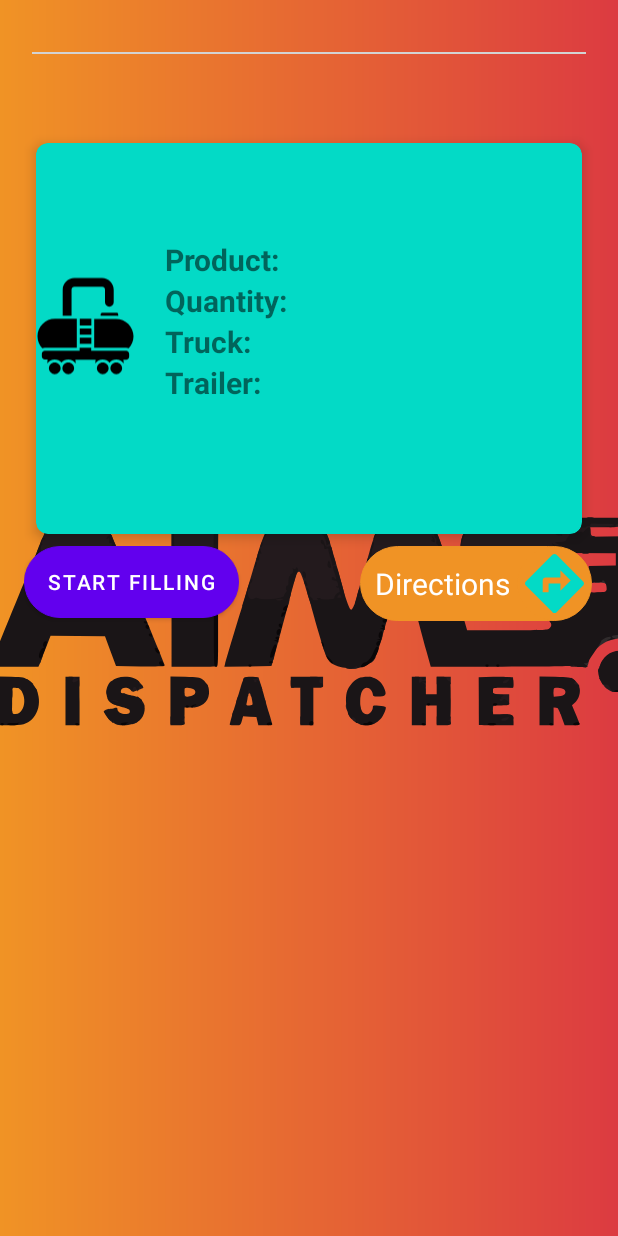
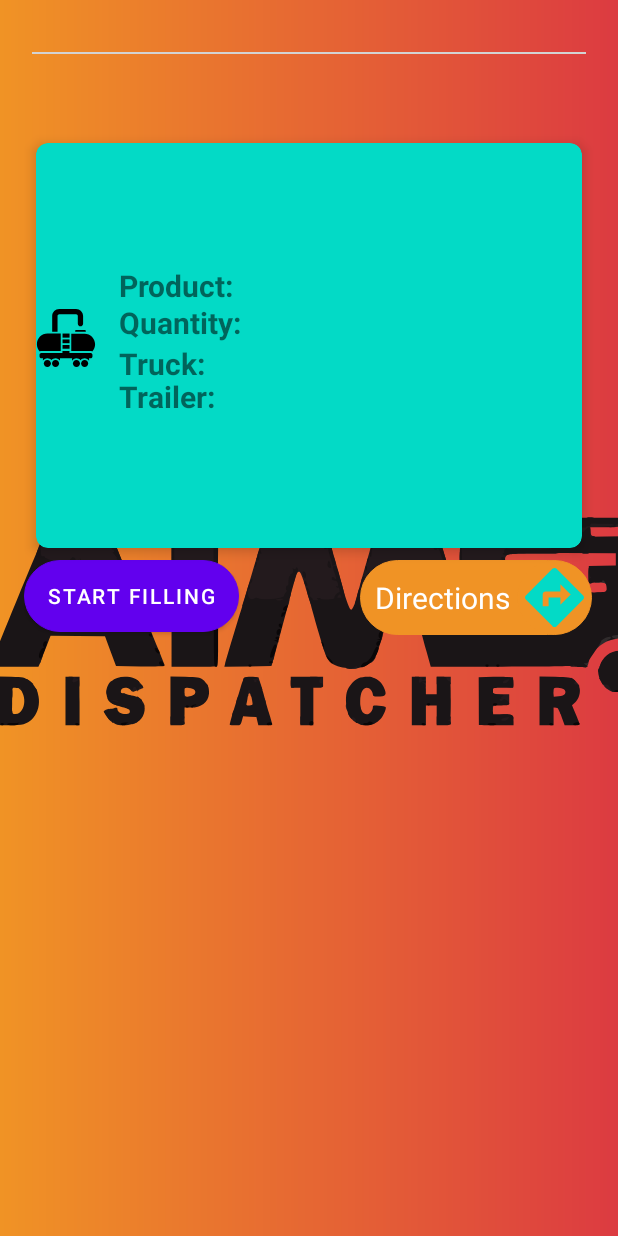
Before and after one commit to kripanepal/AIMS, an Android app: the layout fragment_delivery_ongoing.xml on its own in the app's theme, with its tools: preview values and no code run, on a phone screen of 412 x 824 dp. Run offline under Robolectric (Android 15) with nearby library versions, the light colour scheme and no system bars.

Commit message:
UI changes

```diff
--- a/app/src/main/res/drawable/ic_site.xml
+++ b/app/src/main/res/drawable/ic_site.xml
@@ -1,6 +1,6 @@
 <vector xmlns:android="http://schemas.android.com/apk/res/android"
-    android:width="66dp"
-    android:height="82.5dp"
+    android:width="40dp"
+    android:height="50dp"
     android:viewportWidth="64"
     android:viewportHeight="64">
   <path
--- a/app/src/main/res/drawable/ic_source.xml
+++ b/app/src/main/res/drawable/ic_source.xml
@@ -1,6 +1,6 @@
 <vector xmlns:android="http://schemas.android.com/apk/res/android"
-    android:width="66dp"
-    android:height="82.5dp"
+    android:width="40dp"
+    android:height="50dp"
     android:viewportWidth="66"
     android:viewportHeight="82.5">
   <path
--- a/app/src/main/res/layout/source_or_site_info.xml
+++ b/app/src/main/res/layout/source_or_site_info.xml
@@ -13,7 +13,7 @@
         android:layout_height="wrap_content"
         android:fontFamily="sans-serif-black"
         android:textColor="@color/Aims_Orange"
-        android:textSize="23sp"
+        android:textSize="23dp"
         android:layout_marginLeft="10dp"
         android:textStyle="bold"
         app:layout_constrainedWidth="true"
@@ -24,13 +24,17 @@
 
 
     <TextView
-        android:layout_marginLeft="10dp"
+        android:layout_marginLeft="5dp"
         android:id="@+id/address"
         android:layout_width="wrap_content"
         android:layout_height="wrap_content"
-        android:fontFamily="sans-serif"
+        android:fontFamily="sans-serif-smallcaps"
         android:textSize="@dimen/description_text_size"
+        android:textColor="@color/Aims_light_orange"
+
         android:textStyle="bold"
+        android:paddingBottom="20dp"
+
         app:layout_constrainedWidth="true"
         app:layout_constraintEnd_toEndOf="parent"
         app:layout_constraintHorizontal_bias="0.00"
@@ -45,7 +49,7 @@
         android:layout_height="wrap_content"
         android:text="Product: "
         android:textSize="@dimen/description_text_size"
-        android:layout_marginLeft="10dp"
+        android:layout_marginLeft="5dp"
         android:textStyle="bold"
         app:layout_constraintStart_toStartOf="parent"
         app:layout_constraintTop_toBottomOf="@id/address" />
@@ -56,6 +60,7 @@
         android:layout_height="wrap_content"
         android:layout_marginStart="5dp"
         android:textSize="@dimen/description_text_size"
+        android:fontFamily="sans-serif-smallcaps"
         app:layout_constrainedWidth="true"
         app:layout_constraintBottom_toTopOf="@+id/product_qty"
         app:layout_constraintEnd_toEndOf="parent"
@@ -65,7 +70,7 @@
         tool:text="RE687 Gasoline" />
 
     <TextView
-        android:layout_marginLeft="10dp"
+        android:layout_marginLeft="5dp"
         android:id="@+id/product_qty_container"
         android:layout_width="wrap_content"
         android:layout_height="wrap_content"
@@ -80,6 +85,7 @@
         android:layout_width="wrap_content"
         android:layout_height="wrap_content"
         android:textSize="@dimen/description_text_size"
+        android:fontFamily="sans-serif-smallcaps"
         app:layout_constrainedWidth="true"
         app:layout_constraintEnd_toEndOf="parent"
         app:layout_constraintHorizontal_bias="0.03"
@@ -90,7 +96,7 @@
 
 
     <TextView
-        android:layout_marginLeft="10dp"
+        android:layout_marginLeft="5dp"
         android:id="@+id/truck_container"
         android:layout_width="wrap_content"
         android:layout_height="wrap_content"
@@ -105,6 +111,7 @@
         android:layout_width="wrap_content"
         android:layout_height="wrap_content"
         android:textSize="@dimen/description_text_size"
+        android:fontFamily="sans-serif-smallcaps"
         app:layout_constrainedWidth="true"
         app:layout_constraintEnd_toEndOf="parent"
         app:layout_constraintHorizontal_bias="0.03"
@@ -113,7 +120,7 @@
         tool:text="1000 GL" />
 
     <TextView
-        android:layout_marginLeft="10dp"
+        android:layout_marginLeft="5dp"
         android:id="@+id/trailer_container"
         android:layout_width="wrap_content"
         android:layout_height="wrap_content"
@@ -129,6 +136,7 @@
         android:layout_height="wrap_content"
         android:textSize="@dimen/description_text_size"
         app:layout_constrainedWidth="true"
+        android:fontFamily="sans-serif-smallcaps"
         app:layout_constraintEnd_toEndOf="parent"
         app:layout_constraintHorizontal_bias="0.03"
         app:layout_constraintStart_toEndOf="@id/product_qty_container"
```
Also changed, not shown: app/src/main/res/layout/load_info_each_item.xml (+6 -4 lines).
